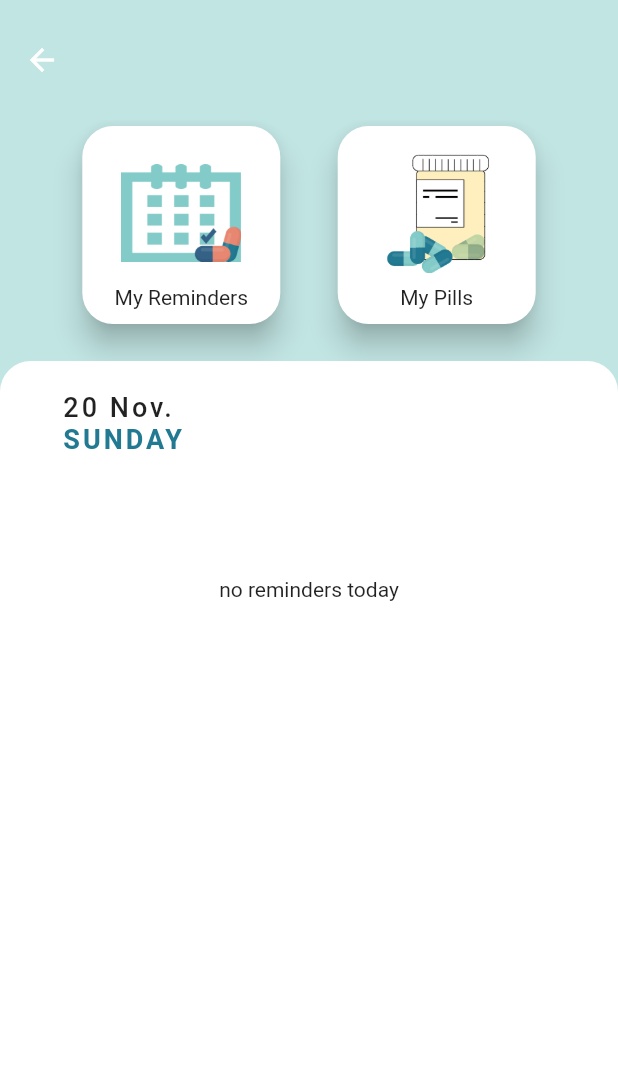
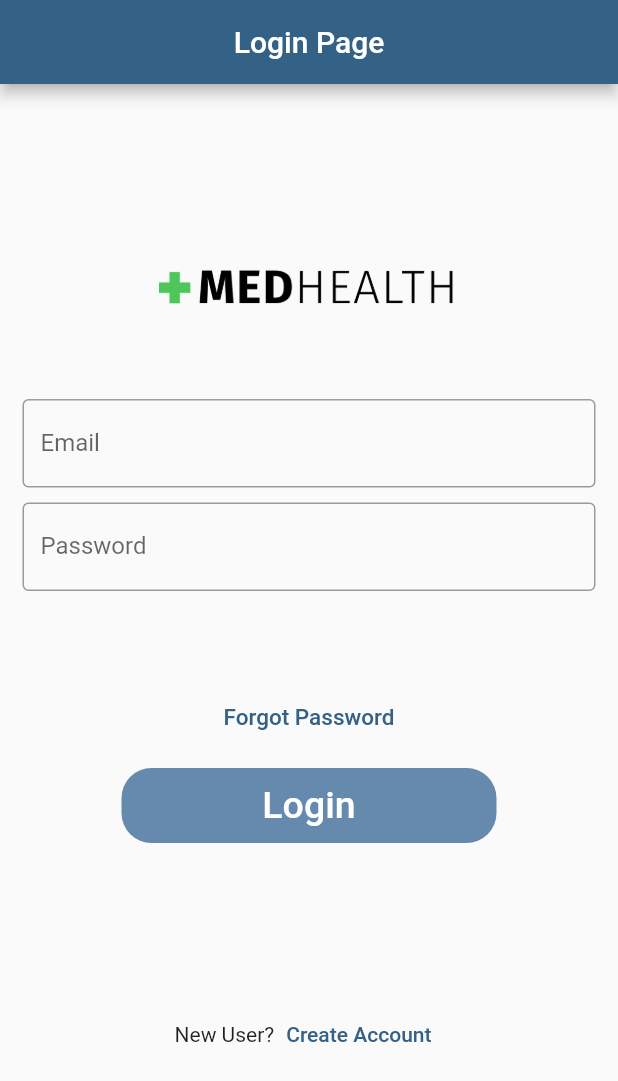
Before and after one commit to Ahmed-BS11/Pills-Reminder-App, a Flutter app: the screen it shows after launch, after a tap on "Get Started", on a phone screen of 412 x 824 dp. Shown: the top 1081 px of the screen. Run offline on Flutter 3.47's test engine with Material 2 defaults, Android fonts, the light colour scheme and no system bars; our stand-ins replace google_fonts.

Commit message:
adding login and create an account pages

```diff
--- /dev/null
+++ b/lib/pages/login.dart
@@ -0,0 +1,133 @@
+import 'package:flutter/material.dart';
+import 'package:flutter_application_1/pages/newaccount.dart';
+import 'package:flutter_application_1/theme.dart';
+import 'package:flutter_application_1/widgets/pagefirst.dart';
+import 'package:flutter_application_1/widgets/customcard.dart';
+import 'package:flutter_application_1/widgets/curved.dart';
+import 'package:flutter_application_1/widgets/datecard.dart';
+import 'package:flutter_application_1/pages/addmed.dart';
+import 'package:flutter_application_1/pages/newaccount.dart';
+
+
+
+void main() {
+  runApp(MyApp());
+}
+
+class MyApp extends StatelessWidget {
+  @override
+  Widget build(BuildContext context) {
+    return MaterialApp(
+      debugShowCheckedModeBanner: false,
+      home: LoginDemo(),
+    );
+  }
+}
+
+class LoginDemo extends StatefulWidget {
+  @override
+  _LoginDemoState createState() => _LoginDemoState();
+}
+
+class _LoginDemoState extends State<LoginDemo> {
+  @override
+  Widget build(BuildContext context) {
+    return Scaffold(
+      appBar: AppBar(
+        title: Center(child: Text("Login Page",textAlign: TextAlign.center,)),
+        backgroundColor: MyColors.LapisLazuli,
+        automaticallyImplyLeading: true,
+      ),
+      body: SingleChildScrollView(
+        child: Column(
+          children: <Widget>[
+            Padding(
+              padding: const EdgeInsets.only(top: 60.0),
+              child: Center(
+                child: Container(
+                    width: 200,
+                    height: 150,
+                    /*decoration: BoxDecoration(
+                        color: Colors.red,
+                        borderRadius: BorderRadius.circular(50.0)),*/
+                    child: Image.asset('assets/logo.png')),
+              ),
+            ),
+            Padding(
+              //padding: const EdgeInsets.only(left:15.0,right: 15.0,top:0,bottom: 0),
+              padding: EdgeInsets.symmetric(horizontal: 15),
+              child: TextField(
+                decoration: InputDecoration(
+                    border: OutlineInputBorder(),
+                    labelText: 'Email',
+                    hintText: 'Enter valid email id as abc@gmail.com'),
+              ),
+            ),
+            Padding(
+              padding: const EdgeInsets.only(
+                  left: 15.0, right: 15.0, top: 10, bottom: 50),
+              //padding: EdgeInsets.symmetric(horizontal: 15),
+              child: TextField(
+                obscureText: true,
+                decoration: InputDecoration(
+                    border: OutlineInputBorder(),
+                    labelText: 'Password',
+                    hintText: 'Enter secure password'),
+              ),
+            ),
+            Container(
+              margin: const EdgeInsets.only(
+                bottom: 10,
+                top: 10,
+              ),
+              child: TextButton(
+                onPressed: () {
+                  //TODO FORGOT PASSWORD SCREEN GOES HERE
+                },
+                child: Text(
+                  'Forgot Password',
+                  style: TextStyle(color: MyColors.LapisLazuli, fontSize: 15),
+                ),
+              ),
+            ),
+            Container(
+              height: 50,
+              width: 250,
+              decoration: BoxDecoration(
+                  color: Color.fromARGB(255, 102, 138, 174), borderRadius: BorderRadius.circular(20)),
+              child: TextButton(
+                onPressed: () {
+                  Navigator.push(
+                      context, MaterialPageRoute(builder: (_) => PageFirstLayout()));
+                },
+                child: Text(
+                  'Login',
+                  style: TextStyle(color: Colors.white, fontSize: 25),
+                ),
+              ),
+            ),
+            Row(
+              mainAxisAlignment: MainAxisAlignment.center,
+              children: [
+                Text('New User?'),
+                TextButton(onPressed: (){
+                  Navigator.push(
+                      context, MaterialPageRoute(builder: (_) => newaccount()));
+                }, child: Text("Create Account",
+                style: TextStyle(color: MyColors.LapisLazuli),
+                )),
+                Padding(padding: const EdgeInsets.only(
+                    top: 255,
+                    right: 0,
+                  ),
+
+                  )
+              ],
+            ),
+
+          ],
+        ),
+      ),
+    );
+  }
+}
--- a/lib/widgets/buttonprimary.dart
+++ b/lib/widgets/buttonprimary.dart
@@ -1,5 +1,6 @@
 import 'package:flutter/material.dart';
 import 'package:flutter_application_1/pages/home.dart';
+import 'package:flutter_application_1/pages/login.dart';
 
 class ButtonPrimary extends StatelessWidget {
     //const ButtonPrimary({super.key});
@@ -13,7 +14,7 @@ class ButtonPrimary extends StatelessWidget {
       width:MediaQuery.of(context).size.width - 100 ,
       height: 50 ,
       child:ElevatedButton(
-        onPressed:()=>Navigator.pushReplacement(context, MaterialPageRoute(builder: (context)=> Home())),
+        onPressed:()=>Navigator.pushReplacement(context, MaterialPageRoute(builder: (context)=> LoginDemo())),
          child:Text(text),
          style:ElevatedButton.styleFrom(backgroundColor:Color.fromARGB(255, 102, 138, 174),shape: RoundedRectangleBorder(borderRadius: BorderRadius.circular(20))),
         ),
```
Also changed, not shown: lib/pages/illustrations.dart (+26 -15 lines), lib/pages/newaccount.dart (added, +131 -0 lines), lib/theme.dart (+7 -14 lines).
